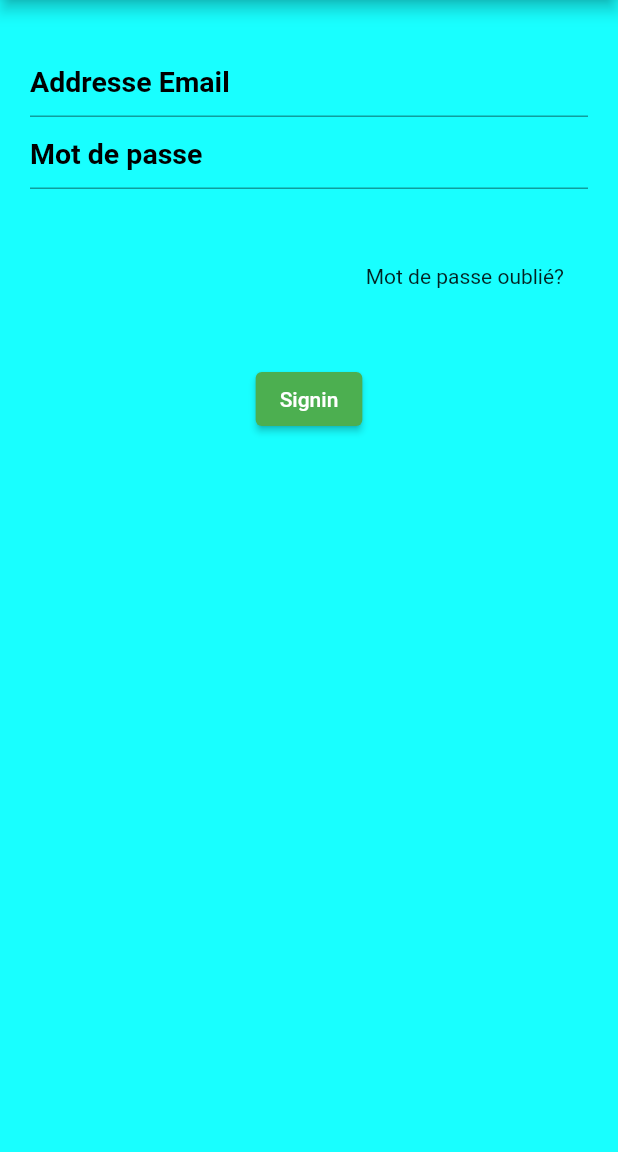
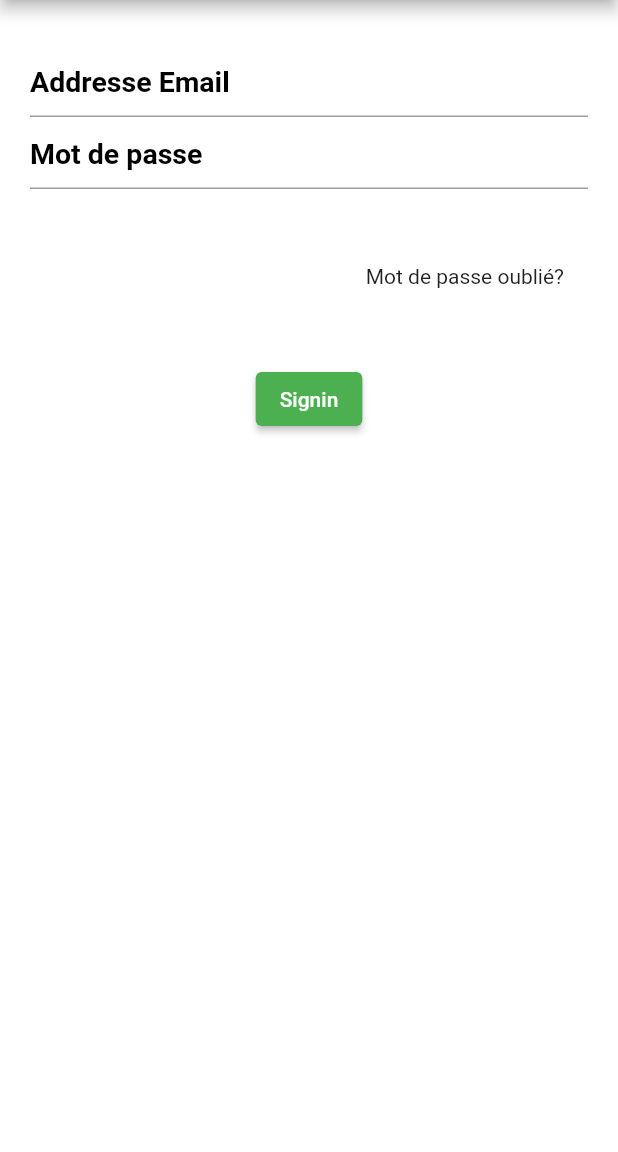
Before and after one commit to sofiane1234/getting-chaty, a Flutter app: the screen it shows after launch, on a phone screen of 412 x 824 dp, the part 84-1236 px from its top. Run offline on Flutter 3.47's test engine with Material 2 defaults, Android fonts, the phone set to English and light mode, and no system bars; our stand-ins replace cloud_firestore, firebase_auth, firebase_core; accounts and stored records are empty.

Commit message:
Update login.dart

```diff
--- a/lib/login.dart
+++ b/lib/login.dart
@@ -25,7 +25,7 @@ class _LoginState extends State<Login> {
     return Scaffold(
       appBar: AppBar(title: Text('Getting Chaty (Logged ' + (user == null ? 'out)':'in)'),
         style: TextStyle(fontWeight: FontWeight.bold, color: Colors.white),),),
-      backgroundColor: Colors.cyanAccent,
+      backgroundColor: Colors.white,
       body: Container(
         padding: EdgeInsets.symmetric(horizontal: 20, vertical: 30),
         child: Column(
```
